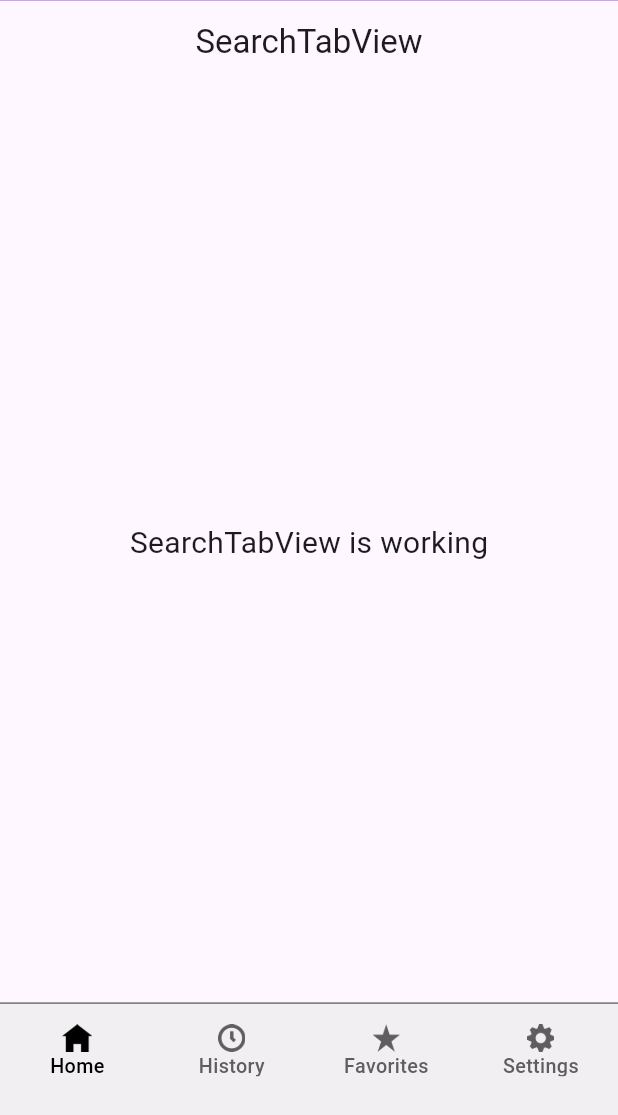
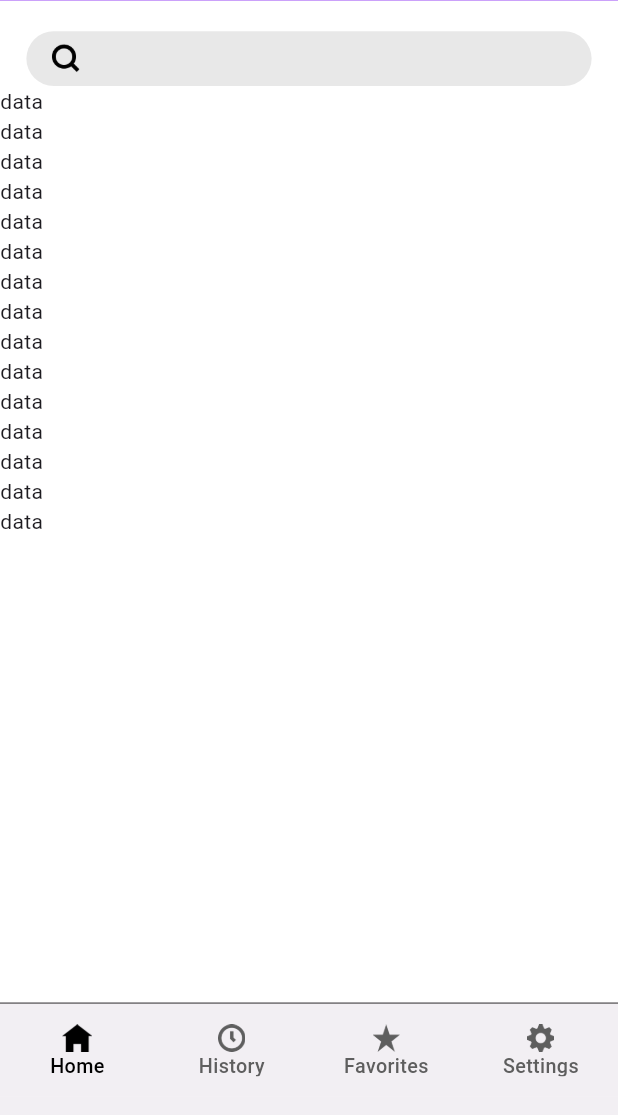
Before and after one commit to yigithanbalci/dictionary_app, a Flutter app: the screen it shows after launch, on a phone screen of 412 x 824 dp, the part 121-1236 px from its top. Run offline on Flutter 3.47's test engine with Material 3 defaults, Android fonts, the light colour scheme and no system bars; our stand-ins replace flutter_screenutil, get; Roboto replaces fonts that are missing (UberMove).

Commit message:
add search bar

```diff
--- a/lib/app/modules/home/views/home_view.dart
+++ b/lib/app/modules/home/views/home_view.dart
@@ -6,6 +6,7 @@ import 'package:flutter_screenutil/flutter_screenutil.dart';
 import 'package:get/get.dart';
 import 'package:learneng/app/modules/favorites_tab/views/favorites_tab_view.dart';
 import 'package:learneng/app/modules/history_tab/views/history_tab_view.dart';
+import 'package:learneng/app/modules/search_tab/controllers/search_tab_controller.dart';
 import 'package:learneng/app/modules/search_tab/views/search_tab_view.dart';
 import 'package:learneng/app/modules/settings_tab/views/settings_tab_view.dart';
 
@@ -175,6 +176,7 @@ enum Tabs implements Comparable<Tabs> {
   Widget get widget {
     switch (this) {
       case Tabs.home:
+        Get.put(SearchTabController());
         return const SearchTabView();
       case Tabs.history:
         return const HistoryTabView();
--- a/lib/app/modules/search_tab/bindings/search_tab_binding.dart
+++ /dev/null
@@ -1,12 +0,0 @@
-import 'package:get/get.dart';
-
-import '../controllers/search_tab_controller.dart';
-
-class SearchTabBinding extends Bindings {
-  @override
-  void dependencies() {
-    Get.lazyPut<SearchTabController>(
-      () => SearchTabController(),
-    );
-  }
-}
--- a/lib/app/modules/search_tab/controllers/search_tab_controller.dart
+++ b/lib/app/modules/search_tab/controllers/search_tab_controller.dart
@@ -1,12 +1,17 @@
+import 'package:flutter/widgets.dart';
 import 'package:get/get.dart';
 
 class SearchTabController extends GetxController {
-  //TODO: Implement SearchTabController
+  final TextEditingController searchController = TextEditingController();
 
   final count = 0.obs;
   @override
   void onInit() {
     super.onInit();
+    searchController.addListener(() {
+      // You can add any logic here that needs to be executed when the text changes
+      print("Search query: ${searchController.text}");
+    });
   }
 
   @override
--- a/lib/app/modules/search_tab/views/search_tab_view.dart
+++ b/lib/app/modules/search_tab/views/search_tab_view.dart
@@ -1,4 +1,5 @@
 import 'package:flutter/material.dart';
+import 'package:flutter_screenutil/flutter_screenutil.dart';
 
 import 'package:get/get.dart';
 
@@ -8,15 +9,66 @@ class SearchTabView extends GetView<SearchTabController> {
   const SearchTabView({super.key});
   @override
   Widget build(BuildContext context) {
-    return Scaffold(
-      appBar: AppBar(
-        title: const Text('SearchTabView'),
-        centerTitle: true,
+    return SizedBox(
+      height: 658.h,
+      width: 375.w,
+      // padding: EdgeInsets.symmetric(horizontal: 16.w),
+      child: Column(
+        crossAxisAlignment: CrossAxisAlignment.start,
+        children: [
+          20.verticalSpace,
+          TextInputField(textEditingController: controller.searchController),
+          ...List.filled(15, const Text("data")),
+        ],
       ),
-      body: const Center(
-        child: Text(
-          'SearchTabView is working',
-          style: TextStyle(fontSize: 20),
+    );
+  }
+}
+
+class TextInputField extends StatelessWidget {
+  const TextInputField({super.key, required this.textEditingController});
+  final TextEditingController textEditingController;
+
+  @override
+  Widget build(BuildContext context) {
+    return Padding(
+      padding: EdgeInsets.symmetric(horizontal: 16.w),
+      child: Container(
+        height: 36.h,
+        width: 343.w,
+        // padding: EdgeInsets.all(8.h),
+        decoration: BoxDecoration(
+          color: const Color(0xFFE8E8E8),
+          borderRadius: BorderRadius.circular(9999.r),
+        ),
+        child: Padding(
+          padding: EdgeInsets.symmetric(horizontal: 8.w),
+          child: Row(
+            children: [
+              SizedBox(
+                height: 20.h,
+                width: 32.w,
+                child: Image.asset(
+                  "assets/icons/search_button.png",
+                  height: 16.h,
+                  width: 16.w,
+                ),
+              ),
+              SizedBox(
+                height: 20.h,
+                width: 295.w,
+                child: TextField(
+                  controller: textEditingController,
+                  textAlignVertical: TextAlignVertical.center,
+                  decoration: InputDecoration(
+                    isDense: true,
+                    contentPadding: EdgeInsets.symmetric(vertical: 5.h),
+                    border: InputBorder.none,
+                  ),
+                ),
+              ),
+            ],
+          ),
         ),
       ),
     );
```
Also changed, not shown: assets/icons/search_button.png (added).
